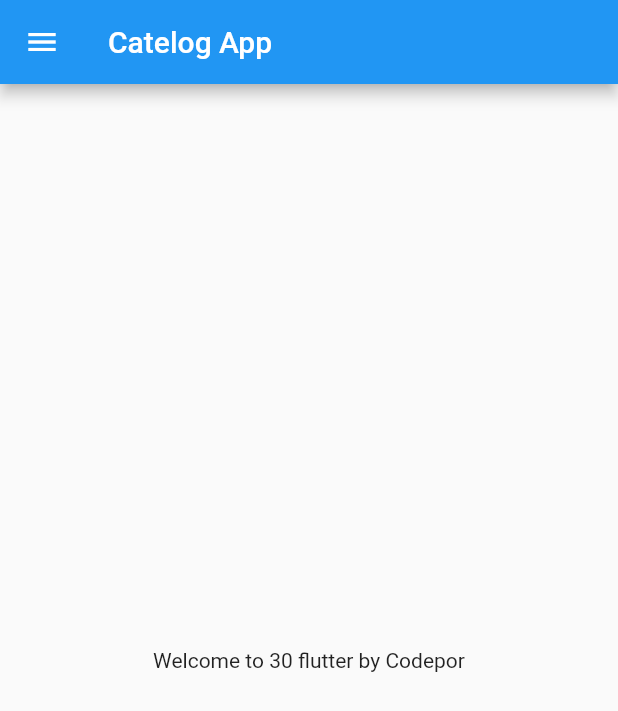
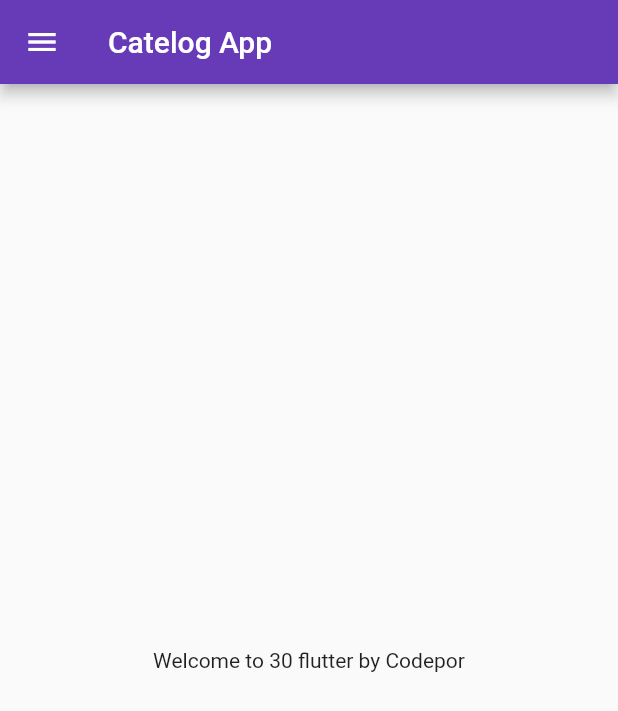
Before and after one commit to PATELAP/LetsGoFlutter, a Flutter app: the screen it shows after launch, on a phone screen of 412 x 824 dp. Shown: the top 711 px of the screen. Run offline on Flutter 3.47's test engine with Material 2 defaults, Android fonts, the phone set to English and light mode, and no system bars.

Commit message:
day3 completed

```diff
--- a/lib/main.dart
+++ b/lib/main.dart
@@ -1,6 +1,6 @@
 import 'package:flutter/material.dart';
-
-import 'home_page.dart';
+import 'package:flutter_catalog/pages/login_page.dart';
+import 'pages/home_page.dart';
 
 void main() {
   runApp(const MyApp());
@@ -12,7 +12,18 @@ class MyApp extends StatelessWidget {
   @override
   Widget build(BuildContext context) {
     return MaterialApp(
-      home: HomePage(),
+      // home: HomePage(),
+      themeMode: ThemeMode.light,
+      theme: ThemeData(primarySwatch: Colors.deepPurple),
+      darkTheme: ThemeData(
+        brightness: Brightness.dark,
+      ),
+      initialRoute: "/home",
+      routes: {
+        "/": (context) => const LoginPage(),
+        "/home": (context) => HomePage(),
+        "/login": (context) => const LoginPage(),
+      },
     );
   }
 }
--- a/lib/home_page.dart
+++ b/lib/pages/home_page.dart
@@ -1,6 +1,7 @@
 import 'package:flutter/material.dart';
 
 class HomePage extends StatelessWidget {
+  HomePage({super.key});
   final int days = 30;
   final String name = "Codepor";
   @override
```
Also changed, not shown: lib/pages/login_page.dart (added, +21 -0 lines).
